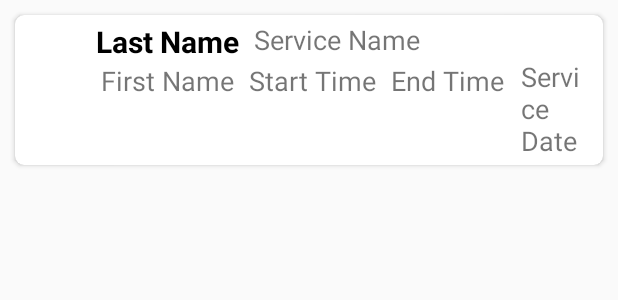
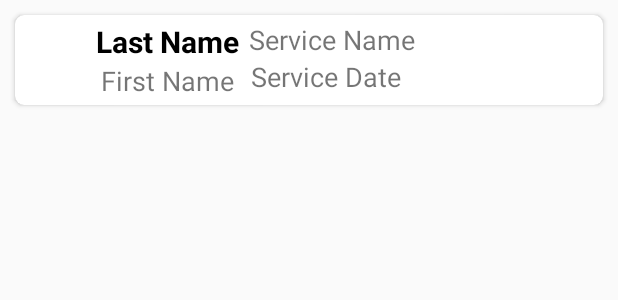
Before and after one commit to Nikitich2033/NAL_Android_, an Android app: the layout appointment_item.xml on its own in the app's theme, with its tools: preview values and no code run, on a phone screen of 412 x 824 dp. Shown: the top 300 px of the screen. Run offline under Robolectric (Android 15) with nearby library versions, the phone set to English and light mode, and no system bars.

Commit message:
Extra Appointment Info Expander

```diff
--- a/app/src/main/res/layout/appointment_item.xml
+++ b/app/src/main/res/layout/appointment_item.xml
@@ -2,22 +2,22 @@
 <androidx.cardview.widget.CardView xmlns:android="http://schemas.android.com/apk/res/android"
     android:layout_width="match_parent"
     android:layout_height="wrap_content"
+    android:id="@+id/CVappointment"
     xmlns:app="http://schemas.android.com/apk/res-auto"
     app:cardCornerRadius="6dp"
     android:layout_margin="10dp"
     >
 
     <RelativeLayout
-
+        android:id="@+id/RLtop"
         android:layout_width="match_parent"
         android:layout_height="match_parent"
         android:layout_margin="4dp"
         >
         <androidx.appcompat.widget.AppCompatImageView
             android:id="@+id/SalonImage"
-            android:onClick="onClickTest"
-            android:layout_width="50dp"
-            android:layout_height="50dp">
+            android:layout_width="50sp"
+            android:layout_height="50sp">
 
         </androidx.appcompat.widget.AppCompatImageView>
 
@@ -40,7 +40,7 @@
             android:layout_width="wrap_content"
             android:layout_height="wrap_content"
             android:layout_below="@+id/MasterLastName"
-            android:layout_marginStart="3dp"
+            android:layout_marginStart="3sp"
 
             android:layout_toEndOf="@id/SalonImage"
             android:text="@string/first_name"
@@ -52,8 +52,8 @@
             android:id="@+id/AppointmentServiceName"
             android:layout_width="wrap_content"
             android:layout_height="wrap_content"
-            android:layout_marginStart="10dp"
-            android:layout_toEndOf="@id/MasterLastName"
+            android:layout_marginStart="10sp"
+            android:layout_toEndOf="@id/MasterFirstName"
             android:text="@string/service_name"
             android:textSize="18sp">
 
@@ -63,22 +63,33 @@
             android:id="@+id/AppointmentDate"
             android:layout_width="wrap_content"
             android:layout_height="wrap_content"
-            android:layout_marginStart="11dp"
+            android:layout_marginStart="11sp"
             android:layout_below="@id/AppointmentServiceName"
-            android:layout_toEndOf="@id/AppointmentEndTime"
+            android:layout_toEndOf="@id/MasterFirstName"
             android:text="@string/service_date"
             android:textSize="18sp">
 
         </TextView>
 
+
+
+
+
+        <RelativeLayout
+            android:id="@+id/ExpandAppoitnmentDetails"
+            android:layout_width="match_parent"
+            android:layout_height="match_parent"
+            android:visibility="gone"
+            android:layout_below="@+id/AppointmentDate"
+            app:layout_constraintTop_toBottomOf="@id/AppointmentDate">
+
             <TextView
                 android:id="@+id/AppointmentStartTime"
                 android:layout_width="wrap_content"
                 android:layout_height="wrap_content"
-            android:layout_below="@+id/MasterLastName"
-            android:layout_marginStart="10dp"
-
-            android:layout_toEndOf="@id/MasterFirstName"
+                android:layout_alignParentTop="true"
+                android:layout_marginTop="20sp"
+                android:layout_marginStart="10sp"
                 android:text="@string/start_time"
                 android:textSize="18sp">
 
@@ -87,14 +98,17 @@
                 android:id="@+id/AppointmentEndTime"
                 android:layout_width="wrap_content"
                 android:layout_height="wrap_content"
-            android:layout_below="@+id/MasterLastName"
-            android:layout_marginStart="10dp"
-
+                android:layout_marginTop="20sp"
+                android:layout_marginStart="10sp"
                 android:layout_toEndOf="@id/AppointmentStartTime"
                 android:text="@string/end_time"
                 android:textSize="18sp">
+            </TextView>
 
-        </TextView>
+
+
+
+        </RelativeLayout>
 
 
     </RelativeLayout>
```
Also changed, not shown: app/src/main/java/showUserAppointments/AppointmentsListAdapter.java (+26 -4 lines). Lines whose indentation alone changed are shown as unchanged.
